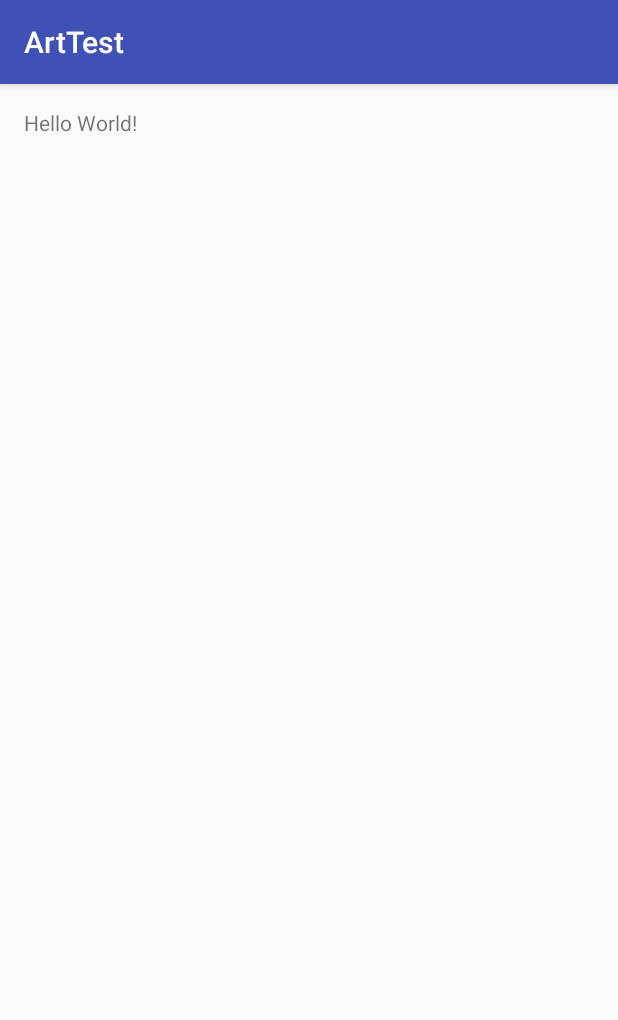
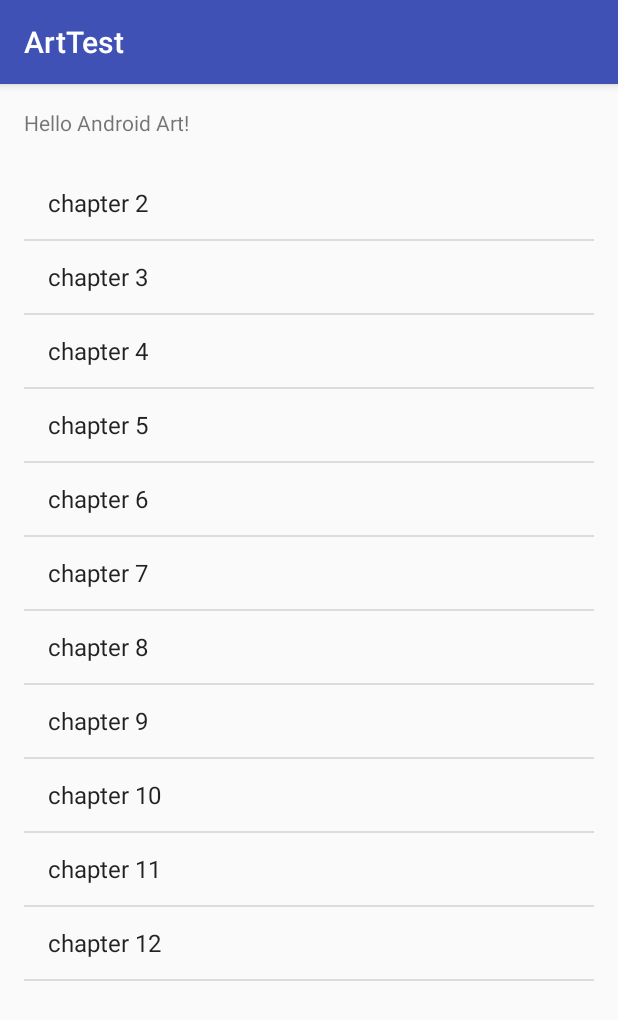
Before and after one commit to FoolYang/HelloYang, an Android app: the screen it shows after launch (MainActivity), on a phone screen of 412 x 824 dp. Shown: the top 1020 px of the screen. Run offline under Robolectric (Android 15) with nearby library versions, the phone set to English and light mode, and no system bars.

Commit message:
[AndroidCode] <ArtTest> 完善共享文件

```diff
--- a/AndroidCode/ArtTest/app/src/main/res/layout/activity_main.xml
+++ b/AndroidCode/ArtTest/app/src/main/res/layout/activity_main.xml
@@ -1,9 +1,10 @@
 <?xml version="1.0" encoding="utf-8"?>
-<RelativeLayout xmlns:android="http://schemas.android.com/apk/res/android"
+<LinearLayout xmlns:android="http://schemas.android.com/apk/res/android"
     xmlns:tools="http://schemas.android.com/tools"
     android:id="@+id/activity_main"
     android:layout_width="match_parent"
     android:layout_height="match_parent"
+    android:orientation="vertical"
     android:paddingBottom="@dimen/activity_vertical_margin"
     android:paddingLeft="@dimen/activity_horizontal_margin"
     android:paddingRight="@dimen/activity_horizontal_margin"
@@ -13,5 +14,12 @@
     <TextView
         android:layout_width="wrap_content"
         android:layout_height="wrap_content"
-        android:text="Hello World!" />
-</RelativeLayout>
+        android:text="Hello Android Art!" />
+
+
+    <ListView
+        android:id="@+id/main_list"
+        android:layout_marginTop="20dp"
+        android:layout_width="match_parent"
+        android:layout_height="match_parent"/>
+</LinearLayout>
--- a/AndroidCode/ArtTest/app/src/main/res/values/strings.xml
+++ b/AndroidCode/ArtTest/app/src/main/res/values/strings.xml
@@ -1,3 +1,17 @@
 <resources>
     <string name="app_name">ArtTest</string>
+
+    <array name="main_list">
+        <item> chapter 2 </item>
+        <item> chapter 3 </item>
+        <item> chapter 4 </item>
+        <item> chapter 5 </item>
+        <item> chapter 6 </item>
+        <item> chapter 7 </item>
+        <item> chapter 8 </item>
+        <item> chapter 9 </item>
+        <item> chapter 10 </item>
+        <item> chapter 11 </item>
+        <item> chapter 12 </item>
+    </array>
 </resources>
```
Also changed, not shown: AndroidCode/ArtTest/app/src/main/AndroidManifest.xml (+5 -3 lines), AndroidCode/ArtTest/app/src/main/java/com/android/liyang/arttest/MainActivity.java (+97 -0 lines), AndroidCode/ArtTest/app/src/main/java/com/android/liyang/arttest/MyConstants.java (deleted, +0 -12 lines), AndroidCode/ArtTest/app/src/main/java/com/android/liyang/arttest/MyUtils.java (deleted, +0 -21 lines), AndroidCode/ArtTest/app/src/main/java/com/android/liyang/arttest/chapter_2/Book.java (deleted, +0 -47 lines), AndroidCode/ArtTest/app/src/main/java/com/android/liyang/arttest/chapter_2/MainActivity.java (+19 -9 lines), AndroidCode/ArtTest/app/src/main/java/com/android/liyang/arttest/chapter_2/SecondActivity.java (+10 -8 lines), AndroidCode/ArtTest/app/src/main/aidl/com/android/liyang/arttest/chapter_2/Book.aidl (deleted), AndroidCode/ArtTest/app/src/main/aidl/com/android/liyang/arttest/chapter_2/IBookManager.aidl (deleted).
